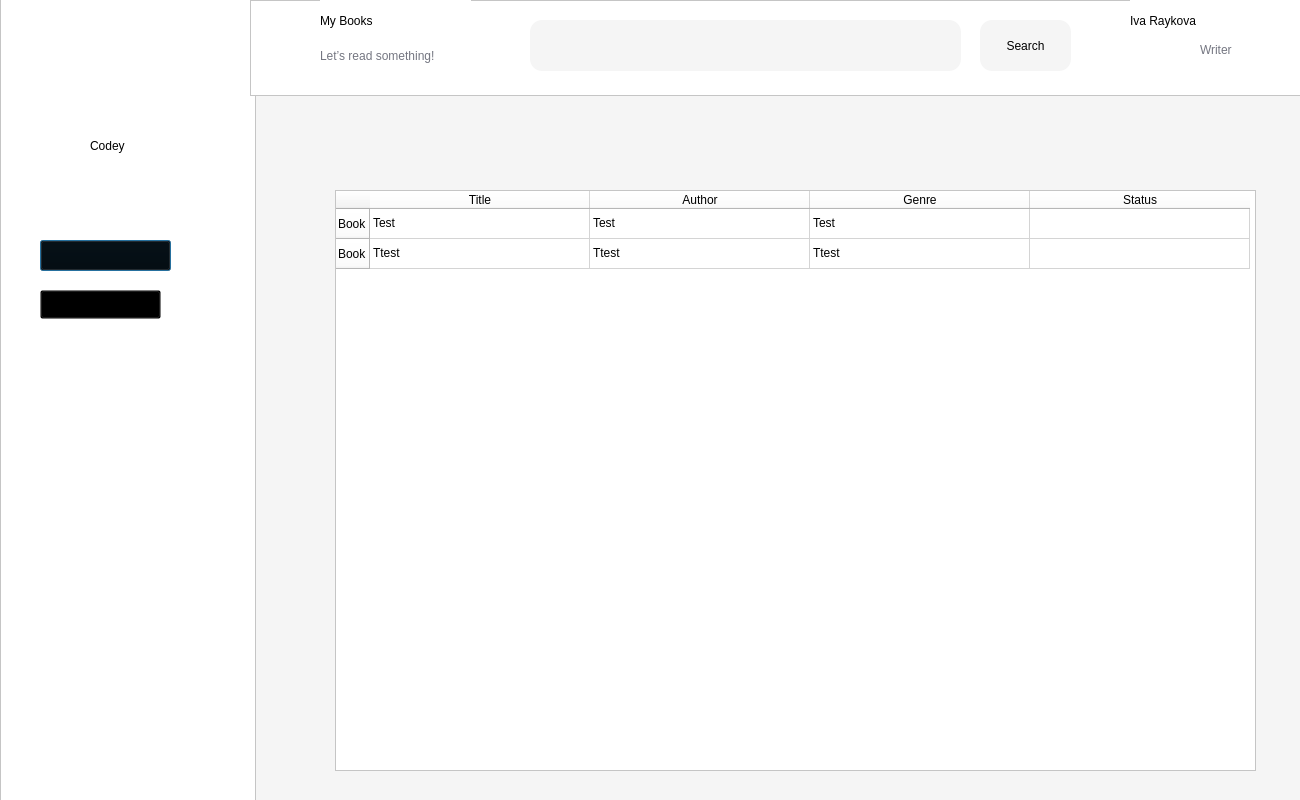
The window that codeyapp/presentationLayer/mybooks.ui (codingburgas/10grade-christmas-luck-codey) describes before a commit, drawn with Qt 5.
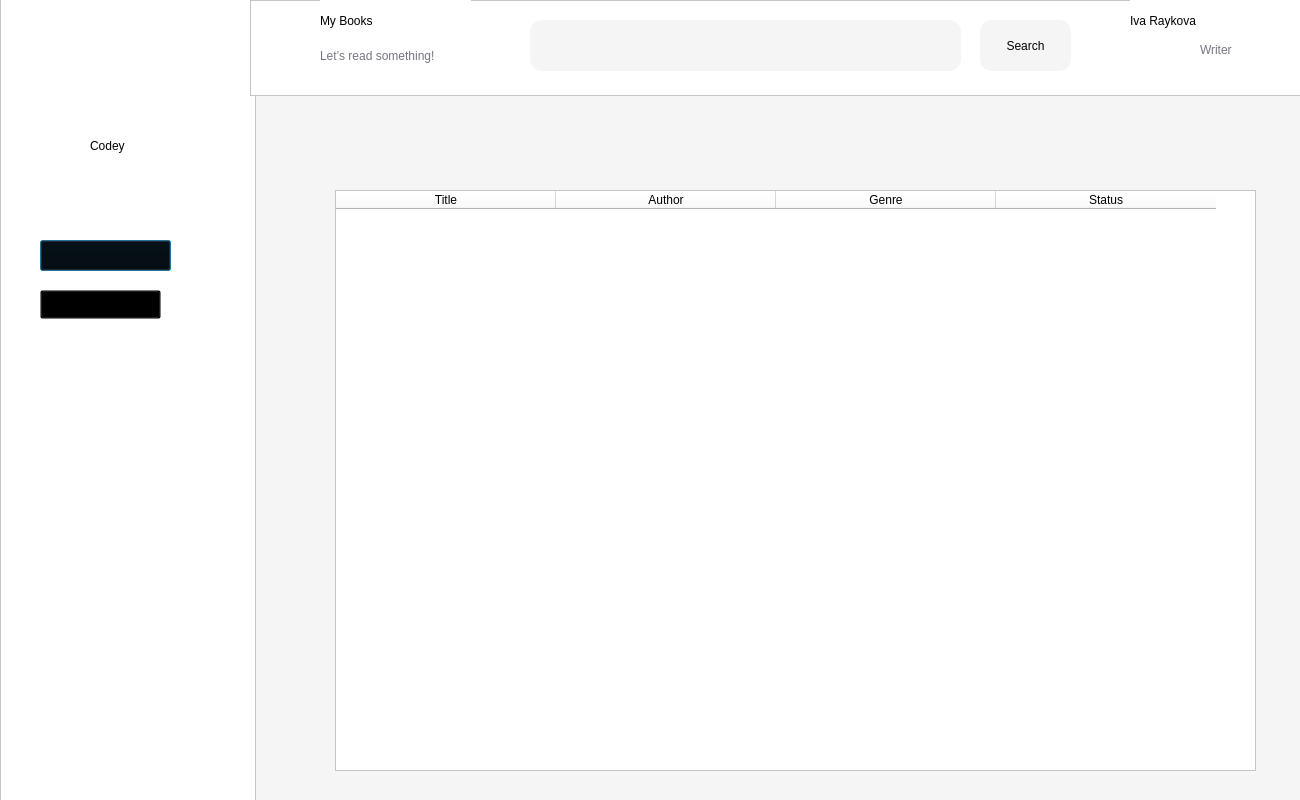
The same window after the commit. Icons and pictures are not drawn.

Diff of the .ui file:
```diff
--- a/codeyapp/presentationLayer/mybooks.ui
+++ b/codeyapp/presentationLayer/mybooks.ui
@@ -318,7 +318,7 @@
     <string/>
    </property>
    <property name="styleSheet">
-    <string notr="true">background-color: #FFFFFF;</string>
+    <string notr="true">background-color: #ffffff;</string>
    </property>
    <property name="editTriggers">
     <set>QAbstractItemView::EditTrigger::NoEditTriggers</set>
@@ -329,16 +329,6 @@
    <attribute name="horizontalHeaderDefaultSectionSize">
     <number>220</number>
    </attribute>
-   <row>
-    <property name="text">
-     <string>Book</string>
-    </property>
-   </row>
-   <row>
-    <property name="text">
-     <string>Book</string>
-    </property>
-   </row>
    <column>
     <property name="text">
      <string>Title</string>
@@ -364,36 +354,6 @@
      <string>Status</string>
     </property>
    </column>
-   <item row="0" column="0">
-    <property name="text">
-     <string>Test</string>
-    </property>
-   </item>
-   <item row="0" column="1">
-    <property name="text">
-     <string>Test</string>
-    </property>
-   </item>
-   <item row="0" column="2">
-    <property name="text">
-     <string>Test</string>
-    </property>
-   </item>
-   <item row="1" column="0">
-    <property name="text">
-     <string>Ttest</string>
-    </property>
-   </item>
-   <item row="1" column="1">
-    <property name="text">
-     <string>Ttest</string>
-    </property>
-   </item>
-   <item row="1" column="2">
-    <property name="text">
-     <string>Ttest</string>
-    </property>
-   </item>
   </widget>
  </widget>
  <resources>
```
